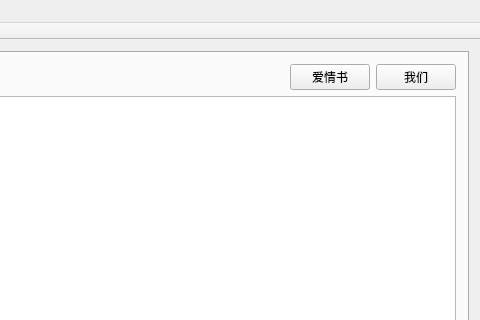
Qt form play/LoveDiary/mainwindow.ui (Maxwrt/Program) before a commit; both pictures show x 433 to 913 and y 0 to 320 of the 913 by 563 pixel window.
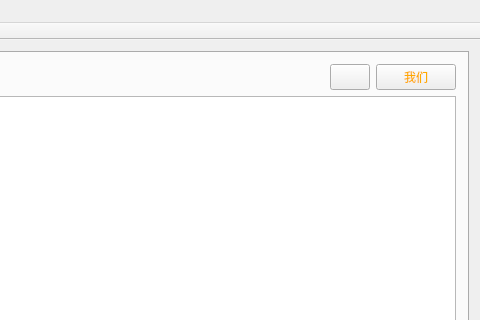
The same form after that commit. Icons and pictures are not drawn.

Diff of the .ui file:
```diff
--- a/play/LoveDiary/mainwindow.ui
+++ b/play/LoveDiary/mainwindow.ui
@@ -121,8 +121,15 @@
               <verstretch>0</verstretch>
              </sizepolicy>
             </property>
+            <property name="toolTip">
+             <string>&lt;html&gt;&lt;head/&gt;&lt;body&gt;&lt;p&gt;&lt;span style=&quot; color:#ffaa00;&quot;&gt;爱情书&lt;/span&gt;&lt;/p&gt;&lt;/body&gt;&lt;/html&gt;</string>
+            </property>
+            <property name="styleSheet">
+             <string notr="true">border-image: url(:/config/loveprotocol.png);
+color: rgb(255, 170, 0);</string>
+            </property>
             <property name="text">
-             <string>爱情书</string>
+             <string/>
             </property>
            </widget>
           </item>
@@ -134,6 +141,10 @@
               <verstretch>0</verstretch>
              </sizepolicy>
             </property>
+            <property name="styleSheet">
+             <string notr="true">border-image: url(:/config/us.png);
+color: rgb(255, 170, 0);</string>
+            </property>
             <property name="text">
              <string>我们</string>
             </property>
```
Left out of the diff: 6 changed lines with no effect on the pictures.
